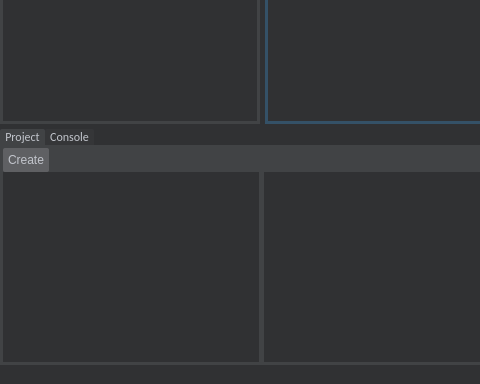
Qt form Editor/editor.ui (PanosK92/SpartanEngine) before a commit; both pictures show x 0 to 480 and y 384 to 768 of the 1366 by 768 pixel window.
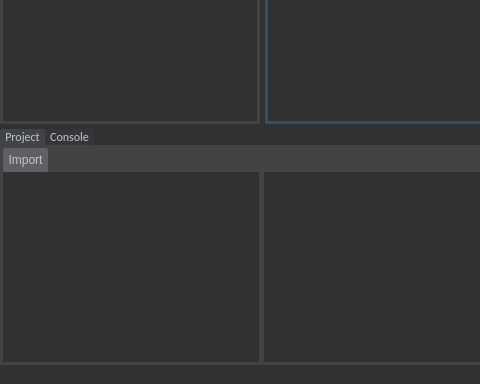
The same form after that commit. Icons and pictures are not drawn. Custom widgets are drawn as their Qt base class.

Commit message: Added import button under the project pane. Moved standard assets folder to engine's root folder.

```diff
--- a/Editor/editor.ui
+++ b/Editor/editor.ui
@@ -2278,7 +2278,7 @@
                           </sizepolicy>
                          </property>
                          <property name="text">
-                          <string>Create</string>
+                          <string>Import</string>
                          </property>
                         </widget>
                        </item>
```
Left out of the diff: 30 changed lines with no effect on the pictures. The commit also changes 14 other files.
